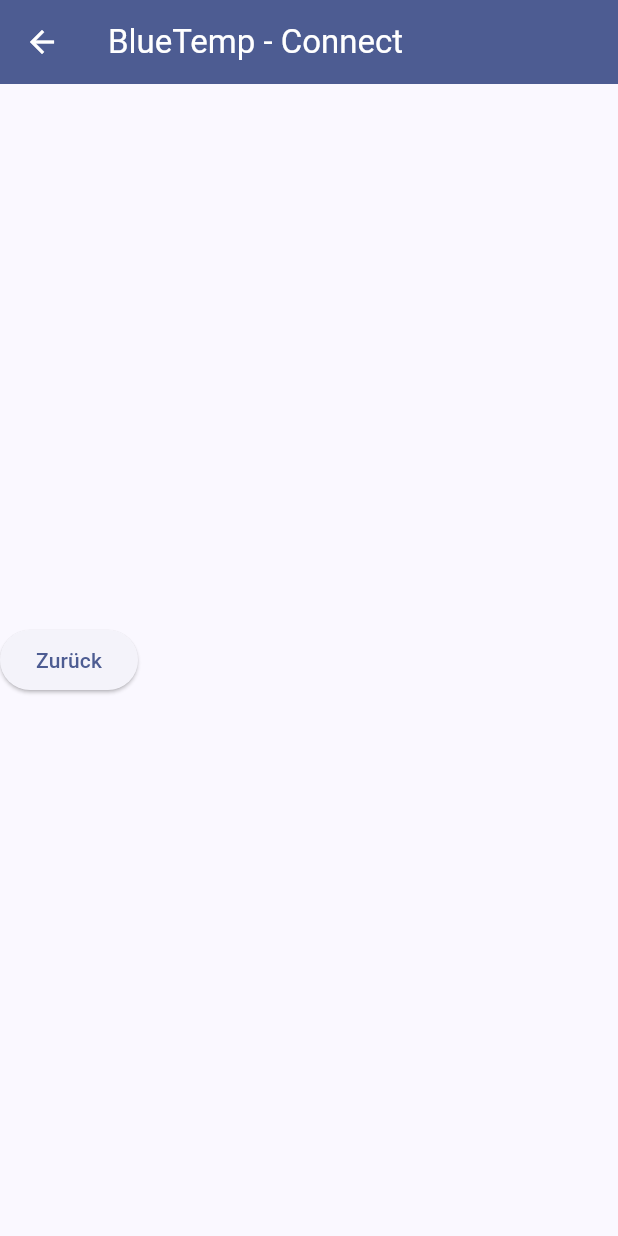
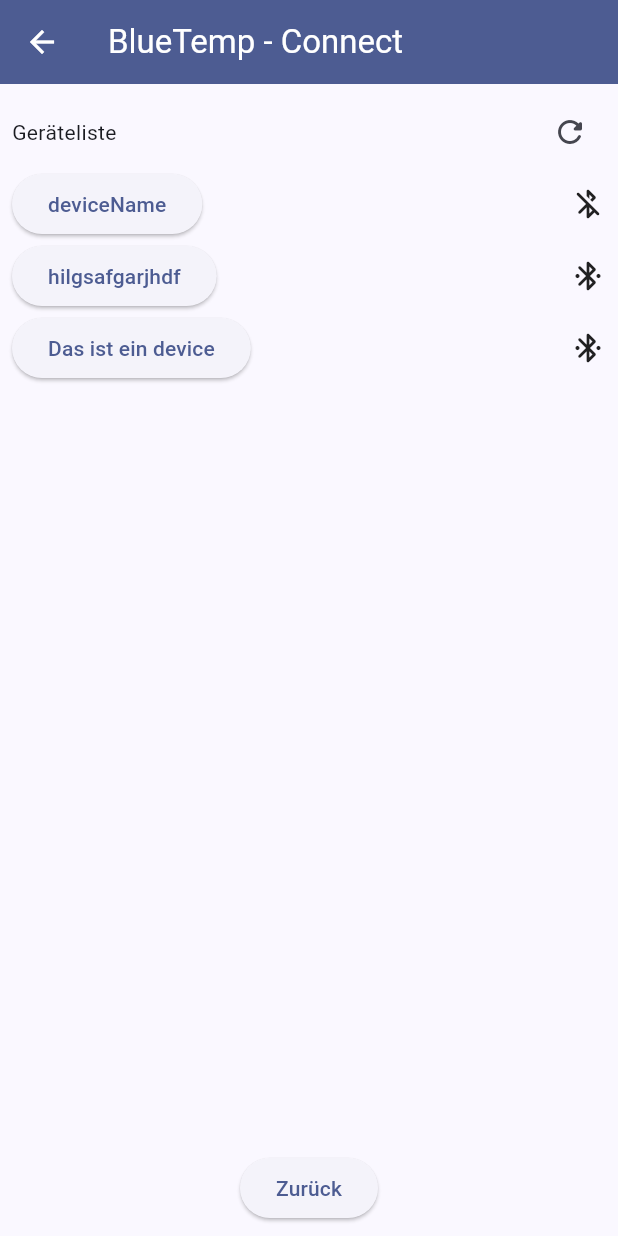
Before and after one commit to BogyMitutoyoCTL/BOGY-App-2024-03, a Flutter app: the connect screen opened directly, on a phone screen of 412 x 824 dp. Run offline on Flutter 3.47's test engine with Material 3 defaults, Android fonts, the phone set to English and light mode, and no system bars; our stand-ins replace timer_count_down; generated files the repository leaves out were written again.

Commit message:
Added a base structure to create the device list in connect.dart

```diff
--- a/bluetemp/lib/connect.dart
+++ b/bluetemp/lib/connect.dart
@@ -1,4 +1,6 @@
+import 'package:flutter/cupertino.dart';
 import 'package:flutter/material.dart';
+//import 'package:flutter_blue_plus/flutter_blue_plus.dart';
 
 class connect extends StatefulWidget {
   const connect({super.key});
@@ -8,19 +10,75 @@ class connect extends StatefulWidget {
 }
 
 class _connectState extends State<connect> {
+  var deviceDataList = [
+    DeviceData(isConnected: false, deviceName: "deviceName"),
+    DeviceData(isConnected: true, deviceName: "hilgsafgarjhdf"),
+    DeviceData(isConnected: true, deviceName: "Das ist ein device")
+  ];
+
+  Row createListEntry(BuildContext context, List<DeviceData> list, int index) {
+    Icon iconShowConnected;
+    if (list[index].connected) {
+      iconShowConnected = Icon(Icons.bluetooth_connected_rounded);
+    } else {
+      iconShowConnected = Icon(Icons.bluetooth_disabled_rounded);
+    }
+
+    return Row(
+      mainAxisAlignment: MainAxisAlignment.spaceBetween,
+      children: [
+        ElevatedButton(onPressed: connect, child: Text(list[index].name)),
+        iconShowConnected
+      ],
+    );
+  }
+
   @override
   Widget build(BuildContext context) {
+    var deviceListWidgets = ListView.builder(
+        physics: NeverScrollableScrollPhysics(),
+        itemCount: deviceDataList.length,
+        itemBuilder: (context, index) {
+          return createListEntry(context, deviceDataList, index);
+        });
+
     return Scaffold(
       appBar: AppBar(title: Text("BlueTemp - Connect")),
-      body: Column(
-        mainAxisAlignment: MainAxisAlignment.center,
-        //TODO: Implement Connect
-        children: [ElevatedButton(onPressed: goBack, child: Text("Zurück"))],
+      body: Padding(
+        padding: const EdgeInsets.all(8.0),
+        child: Column(
+          //TODO: Implement Connect
+          children: [
+            Row(
+              mainAxisAlignment: MainAxisAlignment.spaceBetween,
+              children: [
+                Text("Geräteliste"),
+                IconButton(onPressed: fetch, icon: Icon(Icons.refresh_rounded))
+              ],
+            ),
+            Expanded(child: deviceListWidgets),
+            ElevatedButton(onPressed: goBack, child: Text("Zurück"))
+          ],
+        ),
       ),
     );
   }
+
+  void fetch() {}
+
+  void connect() {}
 
   void goBack() {
     Navigator.of(context).pop();
   }
 }
+
+class DeviceData {
+  bool connected = false;
+  String name = "";
+
+  DeviceData({required bool isConnected, required String deviceName}) {
+    connected = isConnected;
+    name = deviceName;
+  }
+}
--- a/bluetemp/pubspec.yaml
+++ b/bluetemp/pubspec.yaml
@@ -39,6 +39,7 @@ dependencies:
   cupertino_icons: ^1.0.2
 
   timer_count_down: ^2.2.0
+  flutter_blue_plus: ^1.31.17
 
 dev_dependencies:
   flutter_test:
```
Also changed, not shown: 3 other files.
